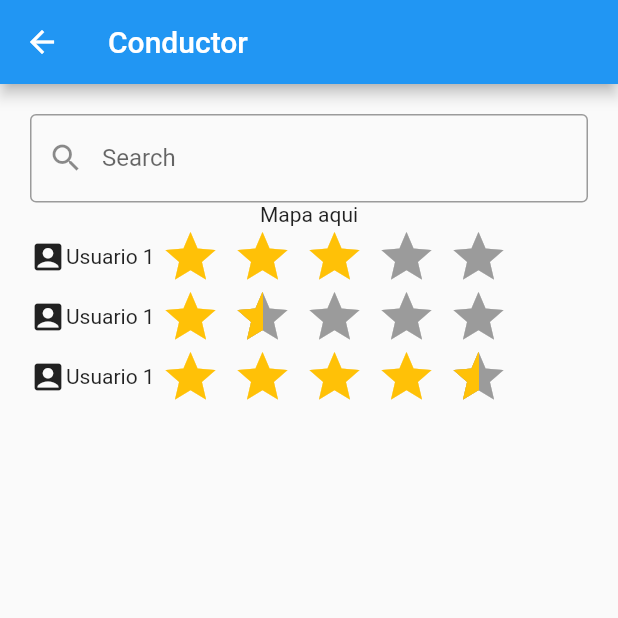
After one commit to aesquivelv/TaxiDriver, a Flutter app: the Viaje screen opened directly, on a phone screen of 412 x 824 dp, the top half of it. The commit adds this screen. Run offline on Flutter 3.47's test engine with Material 2 defaults, Android fonts, the phone set to English and light mode, and no system bars; drawn by our look-alikes of flutter_rating_bar.

Commit message:
Vista viaje

```diff
--- a/taxi_driver/lib/main.dart
+++ b/taxi_driver/lib/main.dart
@@ -1,7 +1,5 @@
 import 'package:flutter/material.dart';
 import './views/login.dart';
-import 'package:qrscan/qrscan.dart' as scanner;
-import 'package:flutter_barcode_scanner/flutter_barcode_scanner.dart';
 void main() => runApp(MyApp());
 
 class MyApp extends StatelessWidget {
@@ -27,12 +25,10 @@ class MyHomePage extends StatefulWidget {
 }
 
 class _MyHomePageState extends State<MyHomePage> {
-  String _counter,_value="";
+  String _counter;
 
   Future _incrementCounter() async{
-    _counter=await  FlutterBarcodeScanner.scanBarcode("#004297","Cancel",true);
     setState((){
-      _value=_counter;
     });
   }
 
@@ -71,7 +67,7 @@ class _MyHomePageState extends State<MyHomePage> {
                       );
                     },
                     child: Container(
-                      child: Text("Login")
+                      child: Text("Inicia Sesión")
                     )
                   )
                 ]
@@ -79,7 +75,7 @@ class _MyHomePageState extends State<MyHomePage> {
             ],
           ),
         )
-      )
+      ),
       floatingActionButton: FloatingActionButton(
         onPressed: _incrementCounter,
         tooltip: 'Increment',
--- a/taxi_driver/lib/views/login.dart
+++ b/taxi_driver/lib/views/login.dart
@@ -1,5 +1,5 @@
 import 'package:flutter/material.dart';
-import '../main.dart';
+import 'viaje.dart';
 
 class Login extends StatelessWidget {
   @override
@@ -9,19 +9,32 @@ class Login extends StatelessWidget {
         title: Text("Logo")
       ),
       body: Center(
-        child: Row(
+        child: Column(
           children: [
+            Image.asset("assets/images/logo.png", width: 100.0, height: 100.0),
             RaisedButton(
               child: Text("Pedir un viaje"),
               onPressed: () {
                 Navigator.push(
                   context,
-                  MaterialPageRoute(builder: (context) => MyApp())
+                  MaterialPageRoute(builder: (context) => Viaje())
                 );
+              }
+            ),
+            RaisedButton(
+              child: Text("Encuentra base"),
+              onPressed: (){
+
               }
             )
           ]
         )
+      ),
+      floatingActionButton: FloatingActionButton(
+        onPressed: (){
+
+        },
+        child: Icon(Icons.account_circle)
       )
     );
   }
--- /dev/null
+++ b/taxi_driver/lib/views/viaje.dart
@@ -0,0 +1,97 @@
+import 'package:flutter/material.dart';
+import 'package:flutter_rating_bar/flutter_rating_bar.dart';
+
+class Viaje extends StatelessWidget {
+  const Viaje({Key key}) : super(key: key);
+
+  @override
+  Widget build(BuildContext context) {
+    return Scaffold(
+      appBar: AppBar(
+        title: Text("Conductor")
+      ),
+      body: Container(
+        padding: const EdgeInsets.all(20.0),
+        child: Column(
+          children: [
+            TextField(
+              obscureText: true,
+              decoration: InputDecoration(
+                prefixIcon: Icon(Icons.search),
+                border: OutlineInputBorder(),
+                labelText: 'Search',
+              ),
+            ),
+            Text("Mapa aqui"),
+            Container(
+              child: Column(
+                children: [
+                  Row(
+                    children: [
+                      Icon(Icons.account_box),
+                      Text("Usuario 1"),
+                      RatingBar(
+                        initialRating: 3,
+                        direction: Axis.horizontal,
+                        allowHalfRating: true,
+                        itemCount: 5,
+                        itemPadding: EdgeInsets.symmetric(horizontal: 4.0),
+                        itemBuilder: (context, _) => Icon(
+                          Icons.star,
+                          color: Colors.amber,
+                        ),
+                        onRatingUpdate: (rating) {
+                          print(rating);
+                        },
+                      )
+                    ]
+                  ),
+                  Row(
+                    children: [
+                      Icon(Icons.account_box),
+                      Text("Usuario 1"),
+                      RatingBar(
+                        initialRating: 1.5,
+                        direction: Axis.horizontal,
+                        allowHalfRating: true,
+                        itemCount: 5,
+                        itemPadding: EdgeInsets.symmetric(horizontal: 4.0),
+                        itemBuilder: (context, _) => Icon(
+                          Icons.star,
+                          color: Colors.amber,
+                        ),
+                        onRatingUpdate: (rating) {
+                          print(rating);
+                        },
+                      )
+                    ]
+                  ),
+                  Row(
+                    children: [
+                      Icon(Icons.account_box),
+                      Text("Usuario 1"),
+                      RatingBar(
+                        initialRating: 4.5,
+                        direction: Axis.horizontal,
+                        allowHalfRating: true,
+                        itemCount: 5,
+                        itemPadding: EdgeInsets.symmetric(horizontal: 4.0),
+                        itemBuilder: (context, _) => Icon(
+                          Icons.star,
+                          color: Colors.amber,
+                        ),
+                        onRatingUpdate: (rating) {
+                          print(rating);
+                        },
+                      )
+                    ]
+                  ),
+                ]
+              )
+            )
+          ]
+        )
+      )
+    );
+  }
+}
--- a/taxi_driver/pubspec.yaml
+++ b/taxi_driver/pubspec.yaml
@@ -1,5 +1,7 @@
 name: taxi_driver
 description: A new Flutter project.
+module:
+  androidX: true
 
 # The following defines the version and build number for your application.
 # A version number is three numbers separated by dots, like 1.2.43
@@ -20,8 +22,7 @@ dependencies:
   flutter:
     sdk: flutter
   firebase_auth: ^0.11.0
-  qrscan: ^0.2.17
-  flutter_barcode_scanner: ^0.1.7
+  flutter_rating_bar: ^3.0.0
 
   # The following adds the Cupertino Icons font to your application.
   # Use with the CupertinoIcons class for iOS style icons.
@@ -30,7 +31,6 @@ dependencies:
 dev_dependencies:
   flutter_test:
     sdk: flutter
-  flutter_barcode_scanner: ^0.1.7
 
 
 # For information on the generic Dart part of this file, see the
```
Also changed, not shown: taxi_driver/pubspec.lock, 2 other files.
